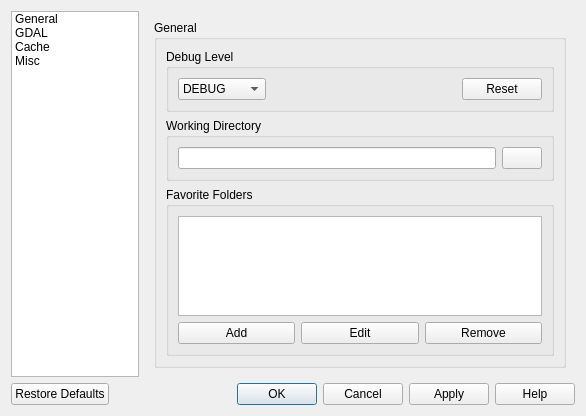
Above: gsdview/ui/preferences.ui from avalentino/gsdview before the change. Below: the same form after it.
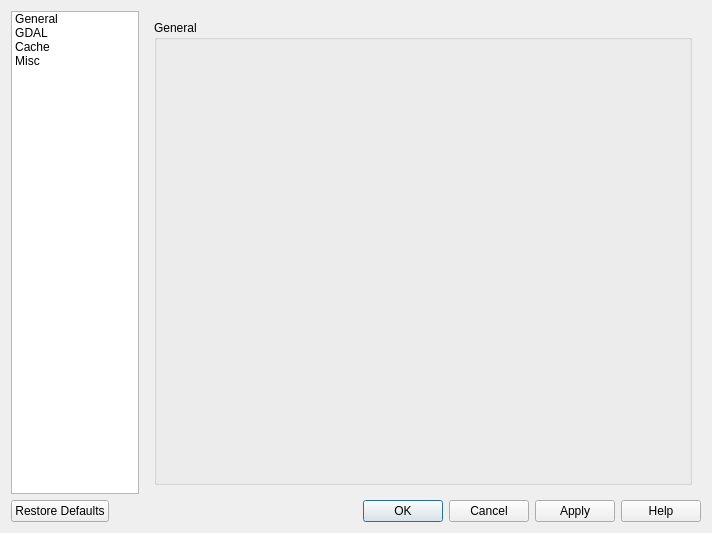
That is the form after the change. Icons and pictures are not drawn. Custom widgets are drawn as their Qt base class.

Commit message: Resources updated. Improved preferences dialog (new ui files for two pages). General page almost complete.

```diff
--- a/gsdview/ui/preferences.ui
+++ b/gsdview/ui/preferences.ui
@@ -5,8 +5,8 @@
    <rect>
     <x>0</x>
     <y>0</y>
-    <width>586</width>
-    <height>416</height>
+    <width>712</width>
+    <height>533</height>
    </rect>
   </property>
   <property name="windowTitle" >
@@ -100,145 +100,33 @@
      </item>
      <item>
       <widget class="QStackedWidget" name="stackedWidget" >
-       <widget class="QWidget" name="general_page" >
-        <layout class="QVBoxLayout" name="verticalLayout_4" >
+       <widget class="QWidget" name="generalPage" >
+        <layout class="QVBoxLayout" name="generalVerticalLayout" >
          <item>
-          <widget class="QGroupBox" name="groupBox" >
+          <widget class="QGroupBox" name="generalGroupBox" >
            <property name="title" >
             <string>General</string>
            </property>
-           <layout class="QVBoxLayout" name="verticalLayout_3" >
+           <layout class="QVBoxLayout" name="generalGroupVerticalLayout" >
             <item>
-             <widget class="QGroupBox" name="groupBox_2" >
-              <property name="title" >
-               <string>Debug Level</string>
-              </property>
-              <layout class="QHBoxLayout" name="horizontalLayout_3" >
-               <item>
-                <widget class="QComboBox" name="comboBox" >
-                 <item>
-                  <property name="text" >
-                   <string>DEBUG</string>
-                  </property>
-                 </item>
-                 <item>
-                  <property name="text" >
-                   <string>INFO</string>
-                  </property>
-                 </item>
-                 <item>
-                  <property name="text" >
-                   <string>WARNING</string>
-                  </property>
-                 </item>
-                 <item>
-                  <property name="text" >
-                   <string>ERROR</string>
-                  </property>
-                 </item>
-                 <item>
-                  <property name="text" >
-                   <string>CRITICAL</string>
-                  </property>
-                 </item>
-                </widget>
-               </item>
-               <item>
-                <spacer name="horizontalSpacer" >
-                 <property name="orientation" >
-                  <enum>Qt::Horizontal</enum>
-                 </property>
-                 <property name="sizeHint" stdset="0" >
-                  <size>
-                   <width>188</width>
-                   <height>20</height>
-                  </size>
-                 </property>
-                </spacer>
-               </item>
-               <item>
-                <widget class="QPushButton" name="pushButton" >
-                 <property name="text" >
-                  <string>Reset</string>
-                 </property>
-                 <property name="icon" >
-                  <iconset resource="../resources.qrc" >
-                   <normaloff>:/images/clear.svg</normaloff>:/images/clear.svg</iconset>
-                 </property>
-                </widget>
-               </item>
-              </layout>
-             </widget>
+             <widget class="GeneralPreferencesPage" native="1" name="generalPreferencesPage" />
             </item>
+           </layout>
+          </widget>
+         </item>
+        </layout>
+       </widget>
+       <widget class="QWidget" name="gdalPage" >
+        <layout class="QVBoxLayout" name="gdalVerticalLayout" >
+         <item>
+          <widget class="QGroupBox" name="gdalGroupBox" >
+           <property name="title" >
+            <string>GDAL</string>
+           </property>
+           <layout class="QVBoxLayout" name="gdalGroupVerticalLayout" >
             <item>
-             <widget class="QGroupBox" name="groupBox_3" >
-              <property name="title" >
-               <string>Working Directory</string>
-              </property>
-              <layout class="QHBoxLayout" name="horizontalLayout_2" >
-               <item>
-                <widget class="QLineEdit" name="lineEdit" />
-               </item>
-               <item>
-                <widget class="QPushButton" name="pushButton_2" >
-                 <property name="icon" >
-                  <iconset resource="../resources.qrc" >
-                   <normaloff>:/images/open.svg</normaloff>:/images/open.svg</iconset>
-                 </property>
-                </widget>
-               </item>
-              </layout>
-             </widget>
+             <widget class="GDALPreferencesPage" native="1" name="gdalPreferencesPage" />
             </item>
-            <item>
-             <widget class="QGroupBox" name="groupBox_4" >
-              <property name="title" >
-               <string>Favorite Folders</string>
-              </property>
-              <layout class="QVBoxLayout" name="verticalLayout_2" >
-               <item>
-                <widget class="QListWidget" name="listWidget_2" />
-               </item>
-               <item>
-                <layout class="QHBoxLayout" name="horizontalLayout_4" >
-                 <item>
-                  <widget class="QPushButton" name="pushButton_3" >
-                   <property name="text" >
-                    <string>Add</string>
-                   </property>
-                   <property name="icon" >
-                    <iconset resource="../resources.qrc" >
-                     <normaloff>:/images/add.svg</normaloff>:/images/add.svg</iconset>
-                   </property>
-                  </widget>
-                 </item>
-                 <item>
-                  <widget class="QPushButton" name="pushButton_5" >
-                   <property name="text" >
-                    <string>Edit</string>
-                   </property>
-                   <property name="icon" >
-                    <iconset resource="../resources.qrc" >
-                     <normaloff>:/images/edit.svg</normaloff>:/images/edit.svg</iconset>
-                   </property>
-                  </widget>
-                 </item>
-                 <item>
-                  <widget class="QPushButton" name="pushButton_4" >
-                   <property name="text" >
-                    <string>Remove</string>
-                   </property>
-                   <property name="icon" >
-                    <iconset resource="../resources.qrc" >
-                     <normaloff>:/images/remove.svg</normaloff>:/images/remove.svg</iconset>
-                   </property>
-                  </widget>
-                 </item>
-                </layout>
-               </item>
-              </layout>
-             </widget>
-            </item>
            </layout>
           </widget>
          </item>
@@ -247,7 +135,28 @@
         <zorder>groupBox</zorder>
         <zorder>lineEdit</zorder>
        </widget>
-       <widget class="QWidget" name="gdal_page" />
+       <widget class="QWidget" name="cachePage" >
+        <layout class="QVBoxLayout" name="verticalLayout_3" >
+         <item>
+          <widget class="QGroupBox" name="cacheGroupBox" >
+           <property name="title" >
+            <string>Cache</string>
+           </property>
+          </widget>
+         </item>
+        </layout>
+       </widget>
+       <widget class="QWidget" name="miscPage" >
+        <layout class="QVBoxLayout" name="verticalLayout_4" >
+         <item>
+          <widget class="QGroupBox" name="miscGroupBox" >
+           <property name="title" >
+            <string>Misc</string>
+           </property>
+          </widget>
+         </item>
+        </layout>
+       </widget>
       </widget>
      </item>
     </layout>
@@ -291,6 +200,20 @@
    </property>
   </action>
  </widget>
+ <customwidgets>
+  <customwidget>
+   <class>GeneralPreferencesPage</class>
+   <extends>QWidget</extends>
+   <header>widgets.h</header>
+   <container>1</container>
+  </customwidget>
+  <customwidget>
+   <class>GDALPreferencesPage</class>
+   <extends>QWidget</extends>
+   <header>widgets.h</header>
+   <container>1</container>
+  </customwidget>
+ </customwidgets>
  <resources>
   <include location="../resources.qrc" />
  </resources>
```
Left out of the diff: 47 changed lines with no effect on the pictures. The commit also changes 7 other files.
